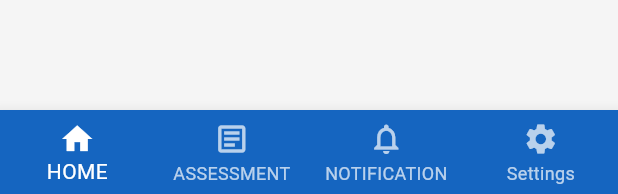
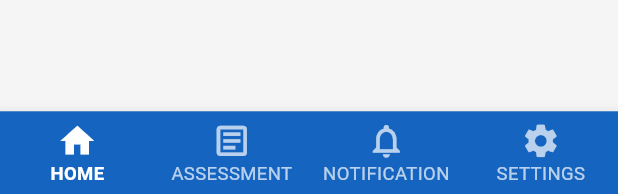
Before and after one commit to ralalem-debug/Employee_hr_system, a Flutter app: the CustomNavBar widget shown alone on an empty page, opened directly, item 2 of the bottom bar chosen, after a tap on the "arrow back ios new" icon, on a phone screen of 412 x 824 dp. Shown: the part 1039-1233 px from the top of the screen. Run offline on Flutter 3.47's test engine with Material 3 defaults, Android fonts, the phone set to English and light mode, and no system bars; our stand-ins replace dio, file_picker, flutter_image_compress, flutter_secure_storage, get, image_picker and 6 more; accounts and stored records are empty; network calls fail; Roboto replaces fonts that are missing (Arial); statements that could not run were skipped.

Commit message:
Final clean version for GitHub

```diff
--- a/hr_system_/lib/views/Nonemployees/custom_nav_bar.dart
+++ b/hr_system_/lib/views/Nonemployees/custom_nav_bar.dart
@@ -1,11 +1,12 @@
 import 'package:flutter/material.dart';
 import 'package:get/get.dart';
+import 'package:flutter_secure_storage/flutter_secure_storage.dart';
+import 'package:jwt_decoder/jwt_decoder.dart';
+
 import 'package:hr_system_/views/Nonemployees/available_assessment_page.dart';
 import 'package:hr_system_/views/Nonemployees/non_employee_home_page.dart';
 import 'package:hr_system_/views/Nonemployees/non_employee_notifications_screen.dart';
 import 'package:hr_system_/views/Nonemployees/settings.dart';
-import 'package:flutter_secure_storage/flutter_secure_storage.dart';
-import 'package:jwt_decoder/jwt_decoder.dart';
 
 class CustomNavBar extends StatelessWidget {
   final int currentIndex;
@@ -16,28 +17,28 @@ class CustomNavBar extends StatelessWidget {
 
     final savedId = await storage.read(key: "user_id");
     if (savedId != null && savedId.isNotEmpty) {
-      print("✅ Loaded nonEmployeeId from storage: $savedId");
+      debugPrint("✅ Loaded nonEmployeeId from storage: $savedId");
       return savedId;
     }
 
     final token = await storage.read(key: "auth_token");
     if (token == null || token.isEmpty) {
-      print("⚠️ No token found in storage (key: auth_token)");
+      debugPrint("⚠️ No token found in storage (key: auth_token)");
       return null;
     }
 
     try {
       final decoded = JwtDecoder.decode(token);
-      print("🟦 Token Claims: $decoded");
+      debugPrint("🟦 Token Claims: $decoded");
 
       final id =
           decoded["sub"] ??
           decoded["http://schemas.xmlsoap.org/ws/2005/05/identity/claims/nameidentifier"];
-      print("✅ Extracted NonEmployee ID from token: $id");
+      debugPrint("✅ Extracted NonEmployee ID from token: $id");
 
       return id?.toString();
     } catch (e) {
-      print("❌ Failed to decode token: $e");
+      debugPrint("❌ Failed to decode token: $e");
       return null;
     }
   }
@@ -51,7 +52,6 @@ class CustomNavBar extends StatelessWidget {
       case 1:
         final nonEmployeeId = await _getNonEmployeeId();
         if (nonEmployeeId != null) {
-          print("🚀 Opening AvailableAssessmentPage for ID: $nonEmployeeId");
           Get.offAll(
             () => AvailableAssessmentPage(nonEmployeeId: nonEmployeeId),
           );
@@ -77,13 +77,25 @@ class CustomNavBar extends StatelessWidget {
 
   @override
   Widget build(BuildContext context) {
-    return BottomNavigationBar(
+    // حجم النص والرموز يتأقلم مع حجم الشاشة
+    final double screenWidth = MediaQuery.of(context).size.width;
+    final double iconSize = screenWidth * 0.065; // نسبي للشاشة
+    final double fontSize = screenWidth * 0.03; // حجم خط نسبي
+
+    return SafeArea(
+      child: BottomNavigationBar(
         currentIndex: currentIndex,
         onTap: _onTap,
         backgroundColor: Colors.blue[800],
         selectedItemColor: Colors.white,
         unselectedItemColor: Colors.white70,
         type: BottomNavigationBarType.fixed,
+        iconSize: iconSize.clamp(20, 30), // يمنع أن يكون كبير جدًا أو صغير
+        selectedLabelStyle: TextStyle(
+          fontSize: fontSize.clamp(10, 14),
+          fontWeight: FontWeight.bold,
+        ),
+        unselectedLabelStyle: TextStyle(fontSize: fontSize.clamp(9, 13)),
         items: const [
           BottomNavigationBarItem(icon: Icon(Icons.home), label: "HOME"),
           BottomNavigationBarItem(
@@ -94,8 +106,12 @@ class CustomNavBar extends StatelessWidget {
             icon: Icon(Icons.notifications_outlined),
             label: "NOTIFICATION",
           ),
-        BottomNavigationBarItem(icon: Icon(Icons.settings), label: "Settings"),
+          BottomNavigationBarItem(
+            icon: Icon(Icons.settings),
+            label: "SETTINGS",
+          ),
         ],
+      ),
     );
   }
 }
--- a/hr_system_/lib/views/Nonemployees/take_exam_page.dart
+++ b/hr_system_/lib/views/Nonemployees/take_exam_page.dart
@@ -27,7 +27,7 @@ class _TakeExamPageState extends State<TakeExamPage> {
     });
   }
 
-  /// 🔹 تحميل الـ nonEmployeeId من التخزين الآمن
+
   Future<void> _loadUserId() async {
     final id = await storage.read(key: "user_id");
     setState(() {
@@ -145,8 +145,8 @@ class _TakeExamPageState extends State<TakeExamPage> {
                     width: double.infinity,
                     child: ElevatedButton(
                       onPressed: () {
-                        Get.back(); // يغلق الديالوج
-                        Get.back(); // يرجع للصفحة السابقة
+                        Get.back();
+                        Get.back();
                       },
                       style: ElevatedButton.styleFrom(
                         backgroundColor: const Color(0xff2563eb),
```
Also changed, not shown: hr_system_/assets/exam.json (deleted, +0 -35 lines), hr_system_/lib/controllers/exam_controller.dart (+4 -5 lines). Lines whose indentation alone changed are shown as unchanged.
